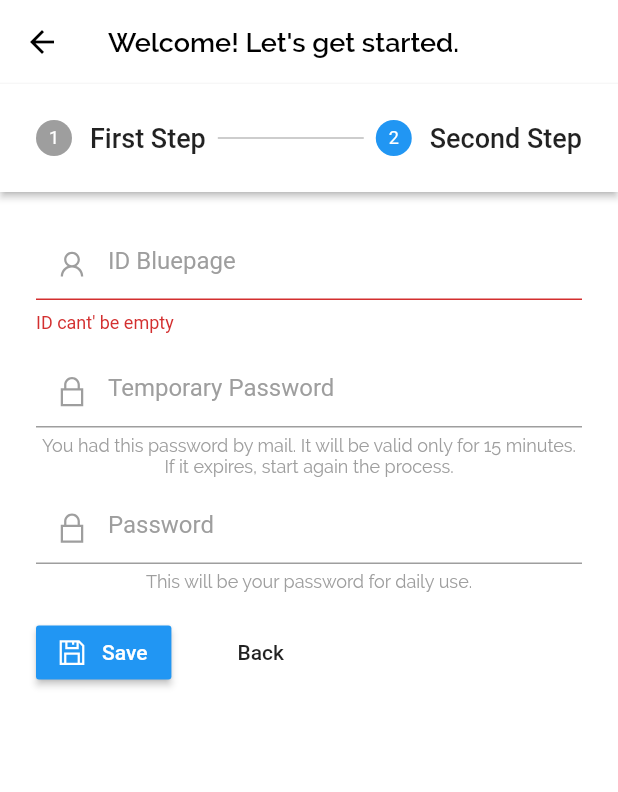
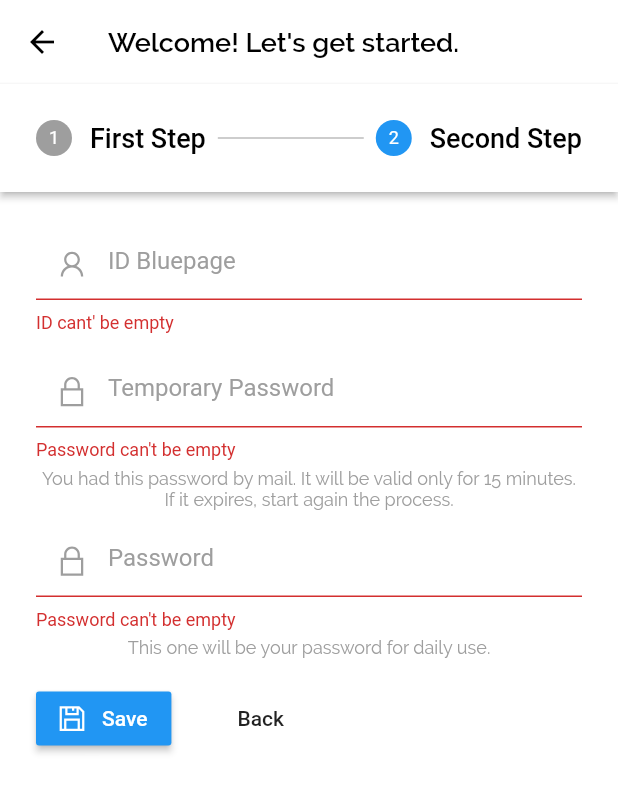
Before and after one commit to Manuele94/cic_wps, a Flutter app: the RegistrationPage screen opened by its route, after a tap on "Go Forward", after a tap on "Save", on a phone screen of 412 x 824 dp. Shown: the top 792 px of the screen. Run offline on Flutter 3.47's test engine with Material 2 defaults, Android fonts, the phone set to English and light mode, and no system bars; our stand-ins replace flushbar, flutter_local_notifications, flutter_platform_widgets, flutter_spinkit, line_icons, local_auth and 2 more; missing offline and left inert: xml2json; accounts and stored records are empty.

Commit message:
Internal Release Bug Fixing

```diff
--- a/lib/models/appThemes.dart
+++ b/lib/models/appThemes.dart
@@ -35,6 +35,7 @@ class AppTheme {
     scaffoldBackgroundColor: _lightPrimaryVariantColor,
     fontFamily: 'Raleway',
     primarySwatch: _lightPrimarySwatch,
+    brightness: Brightness.dark,
     // primaryColor: Color(0XFF002D9C),
     // primaryColorLight: Color(0XFF1C5D99),
     // primaryColorDark: Color(0XFF1C5D99),
@@ -44,6 +45,8 @@ class AppTheme {
       color: _appBarColor,
       iconTheme: IconThemeData(color: _lightOnPrimaryColor),
     ),
+    cardTheme:
+        CardTheme(color: Colors.white, shadowColor: Colors.grey.shade500),
     // colorScheme: ColorScheme.light(
     //   primary: _lightPrimaryColor,
     //   primaryVariant: _lightPrimaryVariantColor,
@@ -59,11 +62,13 @@ class AppTheme {
 
   static final ThemeData darkTheme = ThemeData(
     scaffoldBackgroundColor: _darkPrimaryVariantColor,
+    brightness: Brightness.light,
     primarySwatch: _darkPrimarySwatch,
     accentColor: _darkAccentColor,
     // cardColor: Colors.white38,
     cardTheme: CardTheme(
-        color: Colors.grey.shade700, shadowColor: Colors.grey.shade700),
+        color: Colors.grey.shade600.withOpacity(0.8),
+        shadowColor: Colors.grey.shade700),
     fontFamily: 'Raleway',
     appBarTheme: AppBarTheme(
       color: _appBarColor,
--- a/lib/screens/credentialsRecoveryPage.dart
+++ b/lib/screens/credentialsRecoveryPage.dart
@@ -41,7 +41,7 @@ class _CredentialsRecoveryPageState extends State<CredentialsRecoveryPage> {
         body: Form(
           key: _formKey,
           child: Padding(
-            padding: const EdgeInsets.fromLTRB(20, 0, 20, 20),
+            padding: const EdgeInsets.fromLTRB(20, 0, 20, 30),
             child: Column(
                 mainAxisAlignment: MainAxisAlignment.center,
                 crossAxisAlignment: CrossAxisAlignment.start,
--- a/lib/screens/registrationPage.dart
+++ b/lib/screens/registrationPage.dart
@@ -124,9 +124,10 @@ class _RegistrationPageState extends State<RegistrationPage> {
   }
 
   void _stepForward() {
-    _emailController.text = "@IBM.COM";
     setState(() {
       if (_currentStep < _stepsLenght - 1) {
+        _emailController.clear();
+        _emailController.text = "Mail@IBM.COM";
         _currentStep++;
       }
     });
@@ -181,8 +182,15 @@ class _RegistrationPageState extends State<RegistrationPage> {
             _authData["psw"] = _newPswController.text;
             var response = await NetworkManager().postForPswUpdate(_authData);
             var message = SapReturnMessage.fromJson(jsonDecode(response.body));
+            if (message.getCode == SapMessageType.E.value ||
+                message.getCode == SapMessageType.W.value) {
               Navigator.pop(ctx);
               return message.returnSnackByMessage(ctx);
+            } else {
+              Navigator.pop(ctx);
+              Navigator.pop(ctx);
+              return message.returnSnackByMessage(ctx);
+            }
           }
         }
       } catch (error) {
@@ -195,6 +203,9 @@ class _RegistrationPageState extends State<RegistrationPage> {
   void _stepBackward() {
     setState(() {
       if (_currentStep > 0) {
+        _idController.clear();
+        _tempPswController.clear();
+        _newPswController.clear();
         _currentStep--;
       }
     });
@@ -220,9 +231,9 @@ class _RegistrationPageState extends State<RegistrationPage> {
               style: TextStyle(
                   fontSize: 18,
                   fontWeight: FontWeight.w500,
-              )),
+                  color: Theme.of(context).textTheme.headline5.color)),
           content: Column(
-            mainAxisAlignment: MainAxisAlignment.start,
+            // mainAxisAlignment: MainAxisAlignment.start,
             children: [
               FittedBox(
                 child: Row(
@@ -250,12 +261,12 @@ class _RegistrationPageState extends State<RegistrationPage> {
               SizedBox(height: 10),
               TextFormField(
                   controller: _emailController,
-                  textAlign: TextAlign.left,
+                  // textAlign: TextAlign.center,
                   keyboardType: TextInputType.emailAddress,
                   validator: (value) => _validateMail(value),
                   style: TextStyle(color: Theme.of(context).accentColor),
                   decoration: mailInputDecorationReg(context),
-                  onChanged: (value) => _emailController.text = value),
+                  onSaved: (value) => _emailController.text = value),
               SizedBox(height: 5),
               Text(
                   "You will receive an email with your temporary password needed for the next step.",
@@ -273,25 +284,26 @@ class _RegistrationPageState extends State<RegistrationPage> {
               style: TextStyle(
                   fontSize: 18,
                   fontWeight: FontWeight.w500,
-              )),
+                  color: Theme.of(context).textTheme.headline5.color)),
           content: Column(
             children: [
               TextFormField(
                   controller: _idController,
-                  textAlign: TextAlign.left,
+                  // textAlign: TextAlign.center,
                   validator: (value) =>
                       value.isEmpty ? 'ID cant\' be empty' : null,
                   style: TextStyle(color: Theme.of(context).accentColor),
                   decoration: idInputDecoration(context),
-                  onChanged: (value) => _idController.text = value),
+                  onSaved: (value) => _idController.text = value),
               SizedBox(height: 15),
               TextFormField(
                   controller: _tempPswController,
-                  textAlign: TextAlign.left,
-                  // validator: (value) => _validateMail(value),
+                  // textAlign: TextAlign.center,
+                  validator: (value) =>
+                      value.isEmpty ? "Password can't be empty" : null,
                   style: TextStyle(color: Theme.of(context).accentColor),
                   decoration: temporaryPswInputDecoration(context),
-                  onChanged: (value) => _tempPswController.text = value),
+                  onSaved: (value) => _tempPswController.text = value),
               SizedBox(height: 5),
               Text(
                   "You had this password by mail. It will be valid only for 15 minutes.\nIf it expires, start again the process.",
@@ -302,13 +314,15 @@ class _RegistrationPageState extends State<RegistrationPage> {
               SizedBox(height: 10),
               TextFormField(
                   controller: _newPswController,
-                  textAlign: TextAlign.left,
+                  // textAlign: TextAlign.left,
                   // validator: (value) => _validateMail(value),
+                  validator: (value) =>
+                      value.isEmpty ? "Password can't be empty" : null,
                   style: TextStyle(color: Theme.of(context).accentColor),
                   decoration: pswInputDecoration(context),
-                  onChanged: (value) => _newPswController.text = value),
+                  onSaved: (value) => _newPswController.text = value),
               SizedBox(height: 5),
-              Text("This will be your password for daily use.",
+              Text("This one will be your password for daily use.",
                   textAlign: TextAlign.center,
                   style: TextStyle(fontSize: 12, color: Colors.grey
                       // fontWeight: FontWeight.w500,
--- a/lib/singleton/dbManager.dart
+++ b/lib/singleton/dbManager.dart
@@ -15,6 +15,10 @@ class DbManager {
     return openDatabase(path.join(dbPath, 'user.db'), onCreate: (db, version) {
       db.execute(
           'CREATE TABLE user(id TEXT PRIMARY KEY,username TEXT,sUser TEXT,password TEXT,locationOfBelonging TEXT)');
+    }, onUpgrade: (db, oldVersion, newVersion) {
+      if (oldVersion < newVersion) {
+        db.execute("ALTER TABLE user ADD COLUMN locationOfBelonging TEXT;");
+      }
     }, version: 2);
   }
 
--- a/lib/widgets/eventTableItem.dart
+++ b/lib/widgets/eventTableItem.dart
@@ -72,7 +72,7 @@ class EventTableItem extends StatelessWidget {
           decoration: BoxDecoration(
               gradient: LinearGradient(colors: [
                 event.getColorByMotivation(),
-                event.getColorByMotivation().withOpacity(0.5)
+                event.getColorByMotivation().withOpacity(0.7)
               ], begin: Alignment.topLeft, end: Alignment.bottomRight),
               borderRadius: BorderRadius.circular(10)),
         ),
--- a/lib/widgets/locationChangeTypeList.dart
+++ b/lib/widgets/locationChangeTypeList.dart
@@ -25,7 +25,7 @@ class _LocationChangeTypeListState extends State<LocationChangeTypeList> {
     return ListView(shrinkWrap: true, children: <Widget>[
       ListTile(
           title: Text(
-            "At the customer site",
+            "Client site",
             style: TextStyle(
               color: widget.customerButtonSelected
                   ? Theme.of(context).accentColor
@@ -45,7 +45,7 @@ class _LocationChangeTypeListState extends State<LocationChangeTypeList> {
 
           // focusColor: Theme.of(context).accentColor,
           title: Text(
-            "At the IBM site",
+            "IBM site",
             style: TextStyle(
               color: widget.ibmButtonSelected
                   ? Theme.of(context).accentColor
```
Also changed, not shown: lib/providers/attendanceBTLocations.dart (+11 -1 lines), lib/screens/homePage.dart (+5 -5 lines), lib/screens/locationChangePage.dart (+10 -3 lines), lib/singleton/networkManager.dart (+1 -18 lines), 29 other files. Lines whose indentation alone changed are shown as unchanged.
